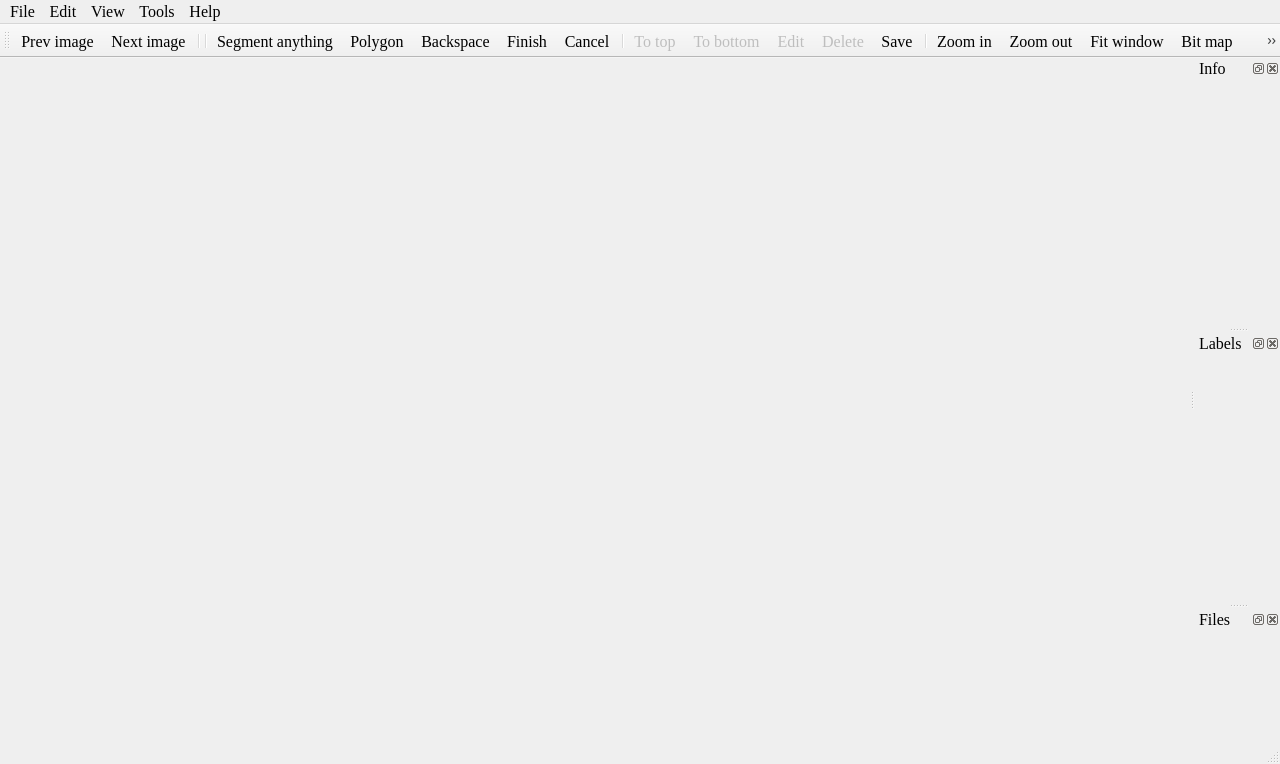
First picture: the form in ui/MainWindow.ui, repository yatengLG/ISAT_with_segment_anything, before the edit.
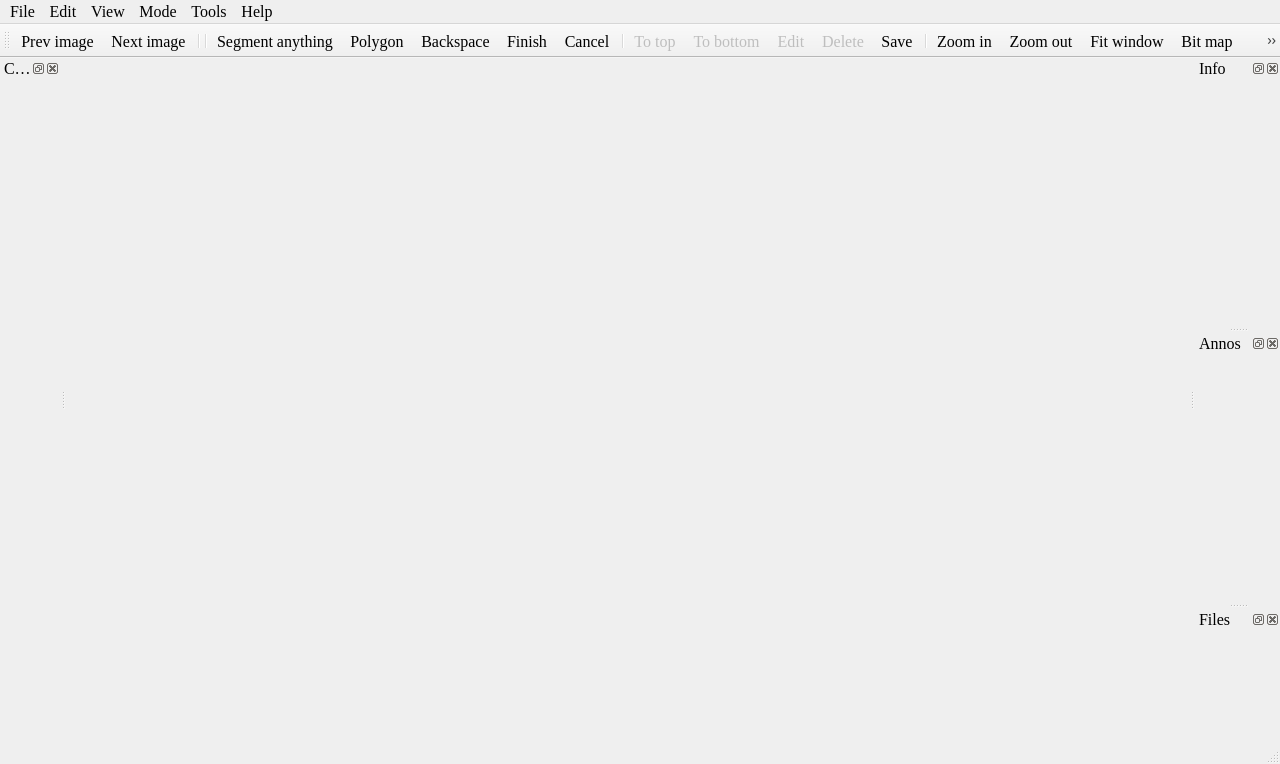
Second picture: the form after the edit. Icons and pictures are not drawn.

```diff
--- a/ui/MainWindow.ui
+++ b/ui/MainWindow.ui
@@ -179,9 +179,33 @@
     <addaction name="actionDelete"/>
     <addaction name="actionSave"/>
    </widget>
+   <widget class="QMenu" name="menuMode">
+    <property name="font">
+     <font>
+      <family>Times New Roman</family>
+      <pointsize>12</pointsize>
+      <weight>50</weight>
+      <italic>false</italic>
+      <bold>false</bold>
+     </font>
+    </property>
+    <property name="title">
+     <string>Mode</string>
+    </property>
+    <widget class="QMenu" name="menuContour_mode">
+     <property name="title">
+      <string>Contour mode</string>
+     </property>
+     <addaction name="actionContour_Max_only"/>
+     <addaction name="actionContour_External"/>
+     <addaction name="actionContour_All"/>
+    </widget>
+    <addaction name="menuContour_mode"/>
+   </widget>
    <addaction name="menuFile"/>
    <addaction name="menuEdit"/>
    <addaction name="menuView"/>
+   <addaction name="menuMode"/>
    <addaction name="menuTools"/>
    <addaction name="menuAbout"/>
   </widget>
@@ -269,7 +293,7 @@
     <set>QDockWidget::AllDockWidgetFeatures</set>
    </property>
    <property name="windowTitle">
-    <string>Labels</string>
+    <string>Annos</string>
    </property>
    <attribute name="dockWidgetArea">
     <number>2</number>
@@ -285,6 +309,17 @@
    </attribute>
    <widget class="QWidget" name="dockWidgetContents"/>
   </widget>
+  <widget class="QDockWidget" name="categories_dock">
+   <property name="windowTitle">
+    <string>Categories</string>
+   </property>
+   <attribute name="dockWidgetArea">
+    <number>1</number>
+   </attribute>
+   <widget class="QWidget" name="dockWidgetContents_4">
+    <layout class="QVBoxLayout" name="verticalLayout_2"/>
+   </widget>
+  </widget>
   <action name="actionOpen_dir">
    <property name="icon">
     <iconset resource="../icons.qrc">
```
Left out of the diff: 69 changed lines with no effect on the pictures.
